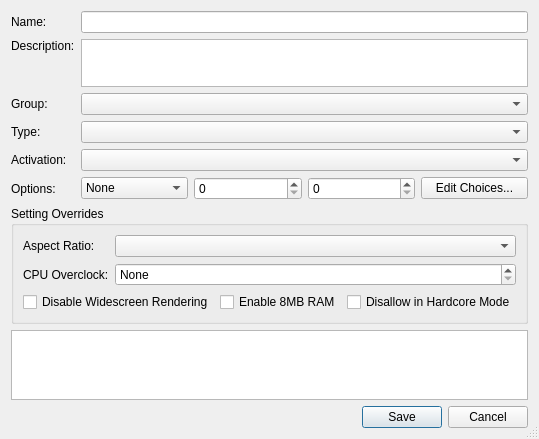
This is src/duckstation-qt/gamecheatcodeeditordialog.ui in stenzek/duckstation as Qt 5 draws it before an edit. The edited form follows.
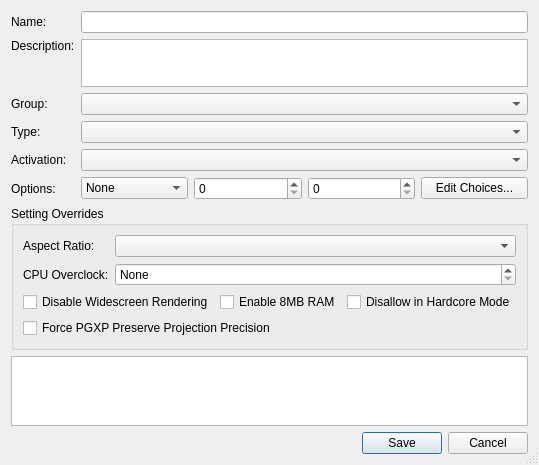
This is the edited form.

Commit message: Cheats: Add override for ForcePGXPPreserveProjectionPrecision

```diff
--- a/src/duckstation-qt/gamecheatcodeeditordialog.ui
+++ b/src/duckstation-qt/gamecheatcodeeditordialog.ui
@@ -192,6 +192,13 @@
         </item>
        </layout>
       </item>
+      <item row="3" column="0" colspan="2">
+       <widget class="QCheckBox" name="forcePGXPPreserveProjectionPrecision">
+        <property name="text">
+         <string>Force PGXP Preserve Projection Precision</string>
+        </property>
+       </widget>
+      </item>
      </layout>
     </widget>
    </item>
```
The commit also changes 4 other files.
